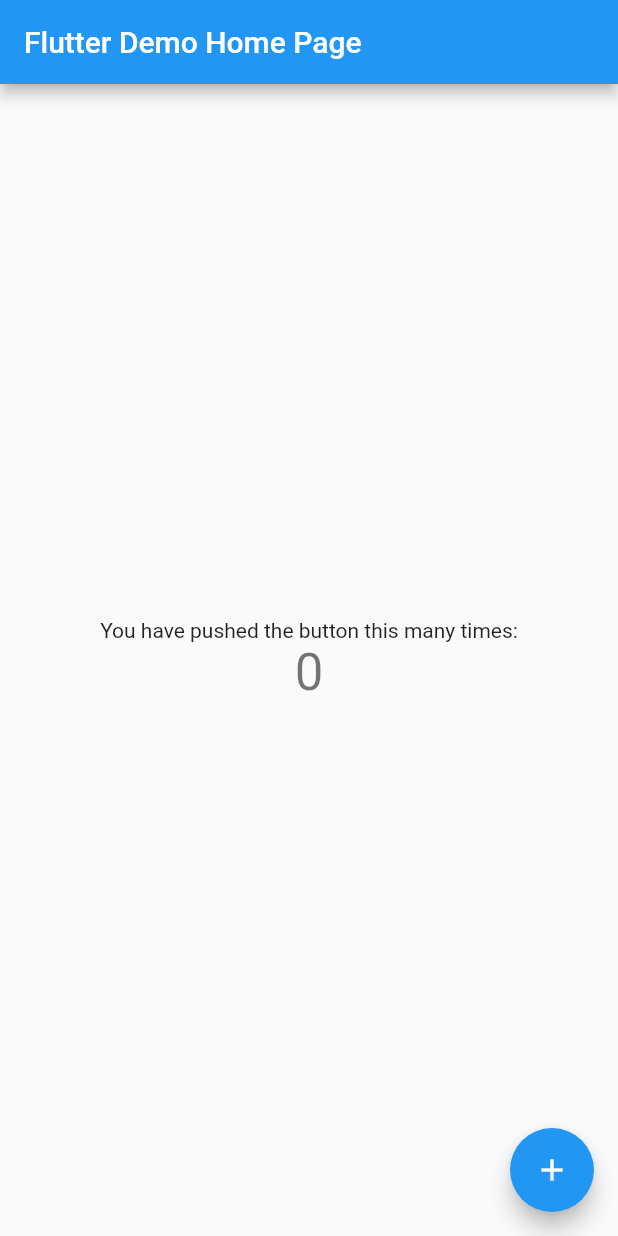
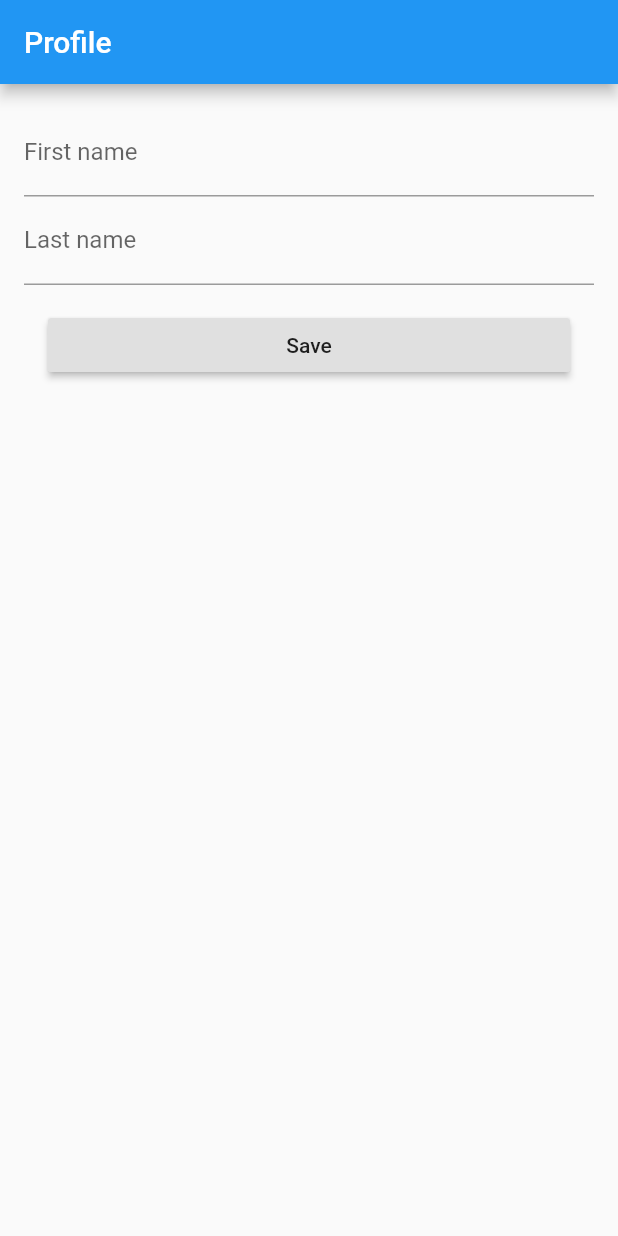
Before and after one commit to InfiniBrains/covid-app, a Flutter app: the screen it shows after launch, on a phone screen of 412 x 824 dp. Run offline on Flutter 3.47's test engine with Material 2 defaults, Android fonts, the phone set to English and light mode, and no system bars.

Commit message:
started some form test

```diff
--- a/lib/main.dart
+++ b/lib/main.dart
@@ -1,3 +1,4 @@
+import 'package:covidapp/views/form.dart';
 import 'package:flutter/material.dart';
 
 void main() {
@@ -22,7 +23,7 @@ class MyApp extends StatelessWidget {
         // is not restarted.
         primarySwatch: Colors.blue,
       ),
-      home: MyHomePage(title: 'Flutter Demo Home Page'),
+      home: HomeMaterial(),
     );
   }
 }
@@ -46,18 +47,6 @@ class MyHomePage extends StatefulWidget {
 }
 
 class _MyHomePageState extends State<MyHomePage> {
-  int _counter = 0;
-
-  void _incrementCounter() {
-    setState(() {
-      // This call to setState tells the Flutter framework that something has
-      // changed in this State, which causes it to rerun the build method below
-      // so that the display can reflect the updated values. If we changed
-      // _counter without calling setState(), then the build method would not be
-      // called again, and so nothing would appear to happen.
-      _counter++;
-    });
-  }
 
   @override
   Widget build(BuildContext context) {
@@ -67,47 +56,59 @@ class _MyHomePageState extends State<MyHomePage> {
     // The Flutter framework has been optimized to make rerunning build methods
     // fast, so that you can just rebuild anything that needs updating rather
     // than having to individually change instances of widgets.
-    return Scaffold(
-      appBar: AppBar(
-        // Here we take the value from the MyHomePage object that was created by
-        // the App.build method, and use it to set our appbar title.
-        title: Text(widget.title),
+    return new Scaffold(
+      appBar: new AppBar(
+        title: new Text(widget.title),
+        actions: <Widget>[
+          new IconButton(icon: const Icon(Icons.save), onPressed: () {})
+        ],
       ),
-      body: Center(
-        // Center is a layout widget. It takes a single child and positions it
-        // in the middle of the parent.
-        child: Column(
-          // Column is also a layout widget. It takes a list of children and
-          // arranges them vertically. By default, it sizes itself to fit its
-          // children horizontally, and tries to be as tall as its parent.
-          //
-          // Invoke "debug painting" (press "p" in the console, choose the
-          // "Toggle Debug Paint" action from the Flutter Inspector in Android
-          // Studio, or the "Toggle Debug Paint" command in Visual Studio Code)
-          // to see the wireframe for each widget.
-          //
-          // Column has various properties to control how it sizes itself and
-          // how it positions its children. Here we use mainAxisAlignment to
-          // center the children vertically; the main axis here is the vertical
-          // axis because Columns are vertical (the cross axis would be
-          // horizontal).
-          mainAxisAlignment: MainAxisAlignment.center,
-          children: <Widget>[
-            Text(
-              'You have pushed the button this many times:',
+      body: new Column(
+        children: <Widget>[
+          new ListTile(
+            leading: const Icon(Icons.person),
+            title: new TextField(
+              decoration: new InputDecoration(
+                hintText: "Name",
+              ),
             ),
-            Text(
-              '$_counter',
-              style: Theme.of(context).textTheme.headline4,
+          ),
+          new ListTile(
+            leading: const Icon(Icons.phone),
+            title: new TextField(
+              decoration: new InputDecoration(
+                hintText: "Phone",
+              ),
             ),
-          ],
-        ),
+          ),
+          new ListTile(
+            leading: const Icon(Icons.email),
+            title: new TextField(
+              decoration: new InputDecoration(
+                hintText: "Email",
+              ),
+            ),
+          ),
+          const Divider(
+            height: 1.0,
+          ),
+          new ListTile(
+            leading: const Icon(Icons.label),
+            title: const Text('Nick'),
+            subtitle: const Text('None'),
+          ),
+          new ListTile(
+            leading: const Icon(Icons.today),
+            title: const Text('Birthday'),
+            subtitle: const Text('February 20, 1980'),
+          ),
+          new ListTile(
+            leading: const Icon(Icons.group),
+            title: const Text('Contact group'),
+            subtitle: const Text('Not specified'),
+          )
+        ],
       ),
-      floatingActionButton: FloatingActionButton(
-        onPressed: _incrementCounter,
-        tooltip: 'Increment',
-        child: Icon(Icons.add),
-      ), // This trailing comma makes auto-formatting nicer for build methods.
     );
   }
 }
--- /dev/null
+++ b/lib/models/user.dart
@@ -0,0 +1,9 @@
+class User {
+  String firstName = '';
+  String lastName = '';
+
+  //  todo: Make the post function
+  save() {
+    print('post login');
+  }
+}
--- /dev/null
+++ b/lib/views/form.dart
@@ -0,0 +1,67 @@
+import 'package:flutter/material.dart';
+import '../models/user.dart';
+
+class HomeMaterial extends StatefulWidget {
+  @override
+  _HomeMaterialState createState() => _HomeMaterialState();
+}
+
+class _HomeMaterialState extends State<HomeMaterial> {
+  final _formKey = GlobalKey<FormState>();
+  final _user = User();
+
+  @override
+  Widget build(BuildContext context) {
+    return Scaffold(
+        appBar: AppBar(title: Text('Profile')),
+        body: Container(
+            padding:
+            const EdgeInsets.symmetric(vertical: 16.0, horizontal: 16.0),
+            child: Builder(
+                builder: (context) => Form(
+                    key: _formKey,
+                    child: Column(
+                        crossAxisAlignment: CrossAxisAlignment.stretch,
+                        children: [
+                          TextFormField(
+                            decoration:
+                            InputDecoration(labelText: 'First name'),
+                            validator: (value) {
+                              if (value.isEmpty) {
+                                return 'Please enter your first name';
+                              }
+                            },
+                            onSaved: (val) =>
+                                setState(() => _user.firstName = val),
+                          ),
+                          TextFormField(
+                              decoration:
+                              InputDecoration(labelText: 'Last name'),
+                              validator: (value) {
+                                if (value.isEmpty) {
+                                  return 'Please enter your last name.';
+                                }
+                              },
+                              onSaved: (val) =>
+                                  setState(() => _user.lastName = val)),
+                          Container(
+                              padding: const EdgeInsets.symmetric(
+                                  vertical: 16.0, horizontal: 16.0),
+                              child: RaisedButton(
+                                  onPressed: () {
+                                    final form = _formKey.currentState;
+                                    if (form.validate()) {
+                                      form.save();
+                                      _user.save();
+                                      _showDialog(context);
+                                    }
+                                  },
+                                  child: Text('Save'))),
+                        ])))));
+  }
+
+  _showDialog(BuildContext context) {
+    Scaffold.of(context)
+        .showSnackBar(SnackBar(content: Text('Submitting form')));
+  }
+}
```
Also changed, not shown: lib/controllers/api.dart (added).
